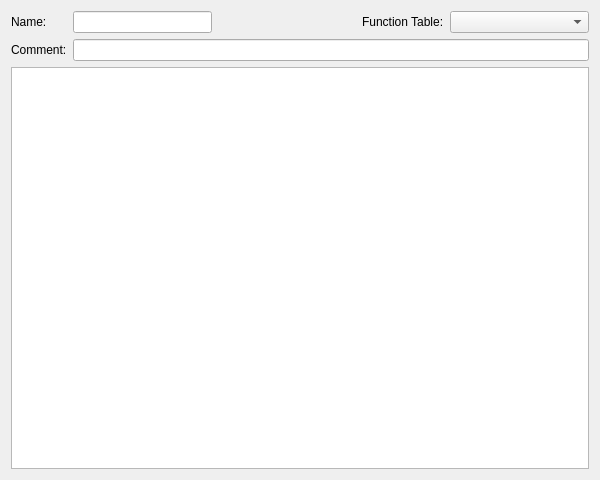
undisbeliever/untech-editor, file src/gui-qt/entity/entity-rom-entries/editorwidget.ui: the form before one commit.
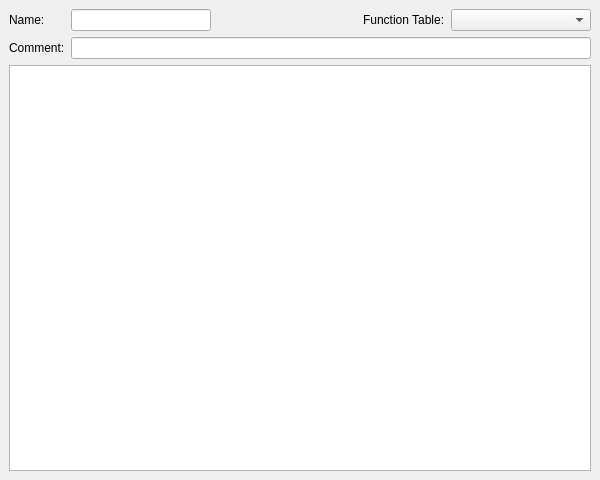
The form after the commit. Custom widgets are drawn as their Qt base class.

Commit message:
Move the editor Dock Widgets into the editor widget
I have become annoyed with Qt occasionally resizing or reordering the
Dock Widgets whenever the editor widget changes.

This commit moves the dock widgets from the _projectWindow into the
AbstractEditorWidget subclasses.

I have decided that the window state of the `QMainWindow`s and editor
widgets shall be stored in a single QSettings key.  This will prevent
dangling settings whenever an editor's `windowStateName` is changed.

Patch:
```diff
--- a/src/gui-qt/entity/entity-rom-entries/editorwidget.ui
+++ b/src/gui-qt/entity/entity-rom-entries/editorwidget.ui
@@ -1,7 +1,10 @@
 <?xml version="1.0" encoding="UTF-8"?>
 <ui version="4.0">
  <class>UnTech::GuiQt::Entity::EntityRomEntries::EditorWidget</class>
- <widget class="QWidget" name="UnTech::GuiQt::Entity::EntityRomEntries::EditorWidget">
+ <widget class="QMainWindow" name="UnTech::GuiQt::Entity::EntityRomEntries::EditorWidget">
+  <property name="enabled">
+   <bool>true</bool>
+  </property>
   <property name="geometry">
    <rect>
     <x>0</x>
@@ -13,6 +16,7 @@
   <property name="windowTitle">
    <string>Entity ROM Structs Editor</string>
   </property>
+  <widget class="QWidget" name="centralWidget">
   <layout class="QVBoxLayout" name="verticalLayout">
    <item>
     <layout class="QGridLayout" name="gridLayout">
@@ -82,6 +86,7 @@
     </widget>
    </item>
   </layout>
+  </widget>
  </widget>
  <customwidgets>
   <customwidget>
```
Lines whose indentation alone changed are shown as unchanged. The commit also changes 31 other files.
